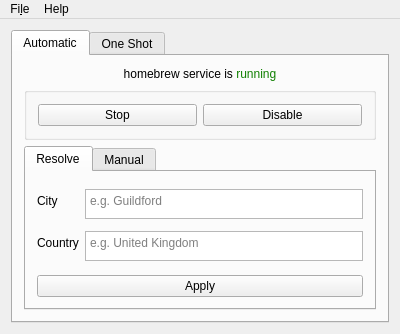
First picture: the form in mainwindow.ui, repository JSN190/redshift-qt5, before the edit.
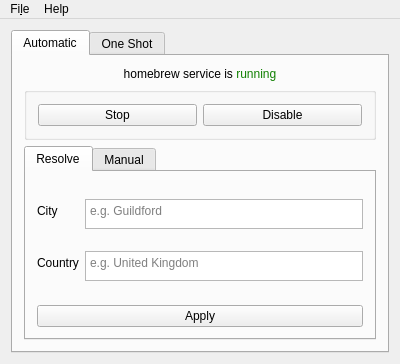
Second picture: the form after the edit.

Commit message: Form scaling on macOS

The edit to the form file:
```diff
--- a/mainwindow.ui
+++ b/mainwindow.ui
@@ -10,7 +10,7 @@
     <x>0</x>
     <y>0</y>
     <width>400</width>
-    <height>334</height>
+    <height>364</height>
    </rect>
   </property>
   <property name="windowTitle">
@@ -18,7 +18,7 @@
   </property>
   <widget class="QWidget" name="centralWidget">
    <layout class="QGridLayout" name="gridLayout">
-    <item row="0" column="1">
+    <item row="0" column="0">
      <widget class="QTabWidget" name="tabWidget">
       <property name="currentIndex">
        <number>0</number>
@@ -78,6 +78,12 @@
         </item>
         <item>
          <widget class="QTabWidget" name="tabWidget_2">
+          <property name="sizePolicy">
+           <sizepolicy hsizetype="Expanding" vsizetype="Expanding">
+            <horstretch>0</horstretch>
+            <verstretch>0</verstretch>
+           </sizepolicy>
+          </property>
           <property name="currentIndex">
            <number>0</number>
           </property>
@@ -88,6 +94,12 @@
            <layout class="QGridLayout" name="gridLayout_2">
             <item row="0" column="0">
              <layout class="QFormLayout" name="formResolve">
+              <property name="sizeConstraint">
+               <enum>QLayout::SetDefaultConstraint</enum>
+              </property>
+              <property name="fieldGrowthPolicy">
+               <enum>QFormLayout::ExpandingFieldsGrow</enum>
+              </property>
               <item row="0" column="0">
                <widget class="QLabel" name="labelCity">
                 <property name="text">
```
Left out of the diff: 8 changed lines with no effect on the pictures.
